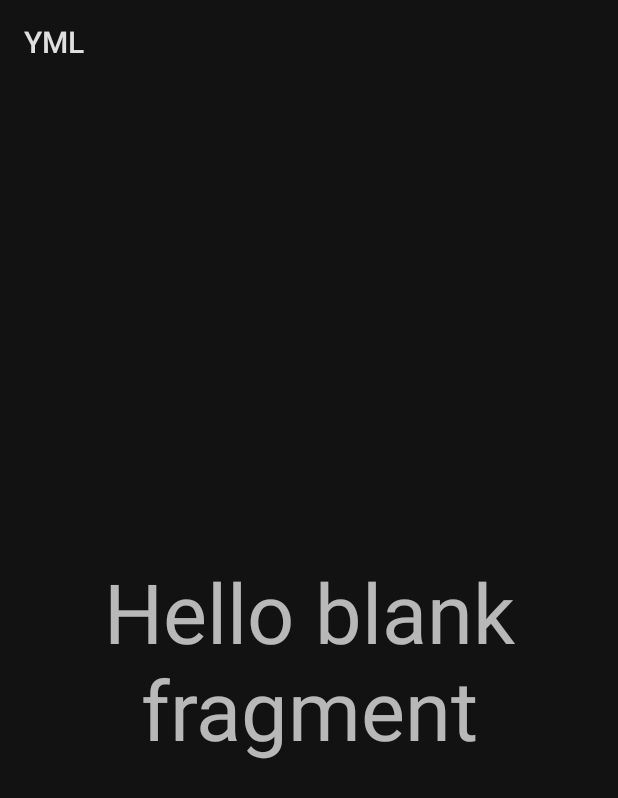
After one commit to antonfcss/YML, an Android app: the BlankFragment screen opened through its navigation route, on a phone screen of 412 x 824 dp. The commit adds this screen. Shown: the top 798 px of the screen. Run offline under Robolectric (Android 15) with nearby library versions, the light colour scheme and no system bars; 2 statements that could not run were skipped.

Commit message:
add AppComponent.kt

```diff
--- /dev/null
+++ b/app/src/main/java/com/example/yml/BlankFragment.kt
@@ -0,0 +1,54 @@
+package com.example.yml
+
+import android.os.Bundle
+import androidx.fragment.app.Fragment
+import android.view.LayoutInflater
+import android.view.View
+import android.view.ViewGroup
+
+// TODO: Rename parameter arguments, choose names that match
+// the fragment initialization parameters, e.g. ARG_ITEM_NUMBER
+private const val ARG_PARAM1 = "param1"
+private const val ARG_PARAM2 = "param2"
+
+class BlankFragment : Fragment() {
+    // TODO: Rename and change types of parameters
+    private var param1: String? = null
+    private var param2: String? = null
+
+    override fun onCreate(savedInstanceState: Bundle?) {
+        super.onCreate(savedInstanceState)
+        arguments?.let {
+            param1 = it.getString(ARG_PARAM1)
+            param2 = it.getString(ARG_PARAM2)
+        }
+    }
+
+    override fun onCreateView(
+        inflater: LayoutInflater, container: ViewGroup?,
+        savedInstanceState: Bundle?
+    ): View? {
+        // Inflate the layout for this fragment
+        return inflater.inflate(R.layout.fragment_blank, container, false)
+    }
+
+    companion object {
+        /**
+         * Use this factory method to create a new instance of
+         * this fragment using the provided parameters.
+         *
+         * @param param1 Parameter 1.
+         * @param param2 Parameter 2.
+         * @return A new instance of fragment BlankFragment.
+         */
+        // TODO: Rename and change types and number of parameters
+        @JvmStatic
+        fun newInstance(param1: String, param2: String) =
+            BlankFragment().apply {
+                arguments = Bundle().apply {
+                    putString(ARG_PARAM1, param1)
+                    putString(ARG_PARAM2, param2)
+                }
+            }
+    }
+}
--- a/app/src/main/java/com/example/yml/MainActivity.kt
+++ b/app/src/main/java/com/example/yml/MainActivity.kt
@@ -8,9 +8,5 @@ class MainActivity : AppCompatActivity() {
     override fun onCreate(savedInstanceState: Bundle?) {
         super.onCreate(savedInstanceState)
         setContentView(R.layout.activity_main)
-
-        val navHostFragment =
-            supportFragmentManager.findFragmentById(R.id.nav_host_fragment_activity) as NavHostFragment
-        val navController = navHostFragment.navController
     }
 }
--- a/app/src/main/res/layout/activity_main.xml
+++ b/app/src/main/res/layout/activity_main.xml
@@ -11,7 +11,6 @@
         android:name="androidx.navigation.fragment.NavHostFragment"
         android:layout_width="match_parent"
         android:layout_height="match_parent"
-        app:defaulNavHost="true"
         app:layout_constraintBottom_toBottomOf="parent"
         app:layout_constraintEnd_toEndOf="parent"
         app:layout_constraintStart_toStartOf="parent"
--- /dev/null
+++ b/app/src/main/res/layout/fragment_blank.xml
@@ -0,0 +1,16 @@
+<?xml version="1.0" encoding="utf-8"?>
+<FrameLayout xmlns:android="http://schemas.android.com/apk/res/android"
+    xmlns:tools="http://schemas.android.com/tools"
+    android:layout_width="match_parent"
+    android:layout_height="match_parent"
+    tools:context=".BlankFragment">
+
+    <!-- TODO: Update blank fragment layout -->
+    <TextView
+        android:gravity="center"
+        android:textSize="55sp"
+        android:layout_width="match_parent"
+        android:layout_height="match_parent"
+        android:text="@string/hello_blank_fragment" />
+
+</FrameLayout>
--- a/app/src/main/res/navigation/mobile_navigation.xml
+++ b/app/src/main/res/navigation/mobile_navigation.xml
@@ -9,5 +9,14 @@
         android:id="@+id/aboutMovieFragment"
         android:name="com.example.yml.AboutMovieFragment"
         android:label="fragment_about_movie"
-        tools:layout="@layout/fragment_about_movie" />
+        tools:layout="@layout/fragment_about_movie" >
+        <action
+            android:id="@+id/action_aboutMovieFragment_to_blankFragment"
+            app:destination="@id/blankFragment" />
+    </fragment>
+    <fragment
+        android:id="@+id/blankFragment"
+        android:name="com.example.yml.BlankFragment"
+        android:label="fragment_blank"
+        tools:layout="@layout/fragment_blank" />
 </navigation>
--- a/app/src/main/res/values/strings.xml
+++ b/app/src/main/res/values/strings.xml
@@ -1,4 +1,6 @@
 <resources>
     <string name="app_name">YML</string>
     <string name="todo" />
+    <!-- TODO: Remove or change this placeholder text -->
+    <string name="hello_blank_fragment">Hello blank fragment</string>
 </resources>
```
Also changed, not shown: app/src/main/java/com/example/yml/AboutMovieFragment.kt (+22 -2 lines), app/src/main/res/layout/fragment_about_movie.xml (+5 -9 lines).
